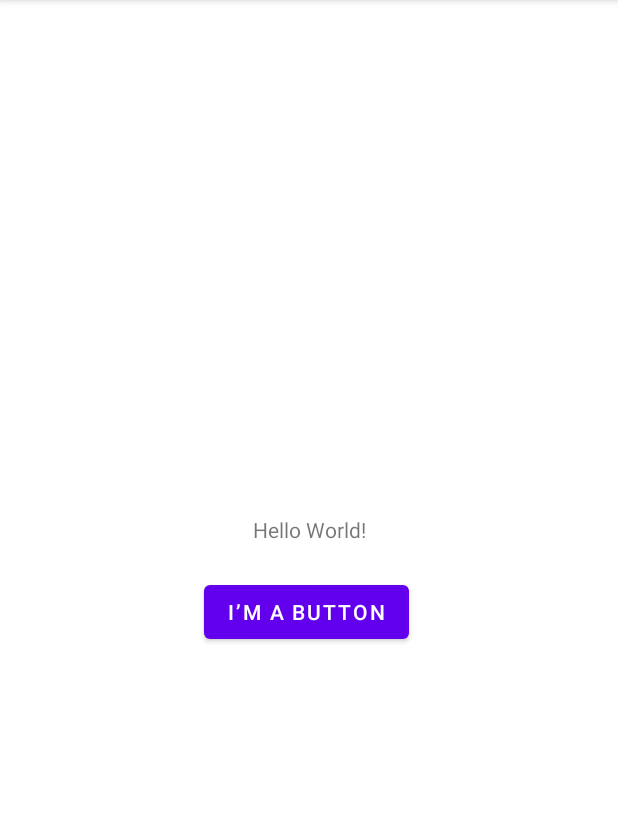
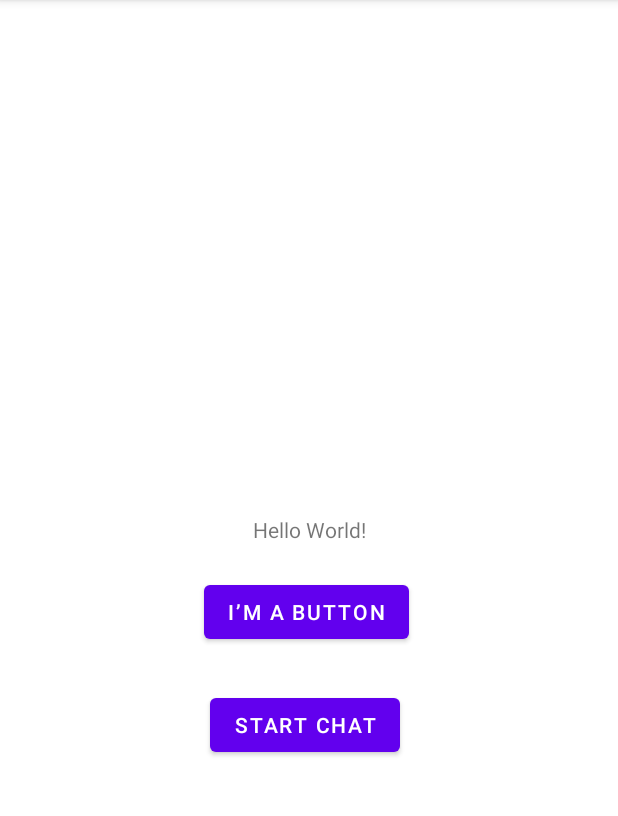
Before and after one commit to BobahhBoi/CP470, an Android app: the MainActivity screen opened directly, with no data from a screen before it, on a phone screen of 412 x 824 dp, the part 84-900 px from its top. Run offline under Robolectric (Android 15) with nearby library versions, the phone set to English and light mode, and no system bars.

Commit message:
Finished step 3

```diff
--- a/app/src/main/java/com/example/androidassignments/MainActivity.java
+++ b/app/src/main/java/com/example/androidassignments/MainActivity.java
@@ -6,6 +6,7 @@ import android.app.Activity;
 import android.content.Intent;
 import android.os.Bundle;
 import android.util.Log;
+import android.view.View;
 import android.widget.Button;
 import android.widget.Toast;
 
@@ -44,6 +45,9 @@ public class MainActivity extends AppCompatActivity {
         super.onDestroy();
         Log.i(ACTIVITY_NAME, "In onDestroy()");
     }
+    public void onClick(View v) {
+        Log.i(ACTIVITY_NAME, "User clicked Start Chat");
+    }
     private void openListItemsActivity(){
         Intent intent = new Intent(MainActivity.this, ListItemsActivity.class);
         startActivityForResult(intent,REQUEST_CODE);
--- a/app/src/main/res/layout/activity_main.xml
+++ b/app/src/main/res/layout/activity_main.xml
@@ -29,4 +29,15 @@
         app:layout_constraintStart_toStartOf="parent"
         app:layout_constraintTop_toBottomOf="@+id/textView" />
 
+    <Button
+        android:id="@+id/chat_button"
+        android:layout_width="wrap_content"
+        android:layout_height="wrap_content"
+        android:layout_marginStart="140dp"
+        android:text="@string/chat_message"
+        app:layout_constraintBottom_toBottomOf="parent"
+        app:layout_constraintStart_toStartOf="parent"
+        app:layout_constraintTop_toBottomOf="@+id/textView"
+        app:layout_constraintVertical_bias="0.27" />
+
 </androidx.constraintlayout.widget.ConstraintLayout>
--- a/app/src/main/res/values/strings.xml
+++ b/app/src/main/res/values/strings.xml
@@ -12,4 +12,6 @@
     <string name="list_response">Here is my response</string>
     <string name="dialog_message">Do you want to finish the activity?</string>
     <string name="dialog_title">Finish Activity</string>
+    <string name="chat_message">Start Chat</string>
+    <string name="send_message">Send</string>
 </resources>
```
Also changed, not shown: app/src/main/AndroidManifest.xml (+9 -1 lines), app/src/main/java/com/example/androidassignments/ChatWindow.java (added, +14 -0 lines), app/src/main/res/layout/activity_chat_window.xml (added, +39 -0 lines), 1 other file.
